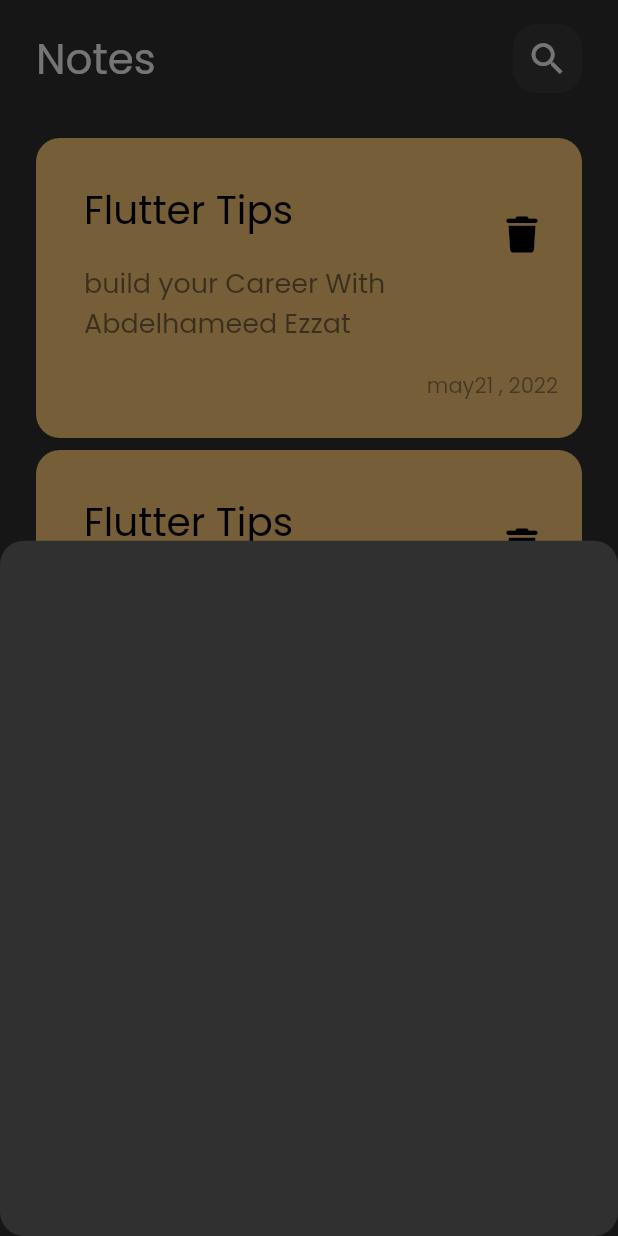
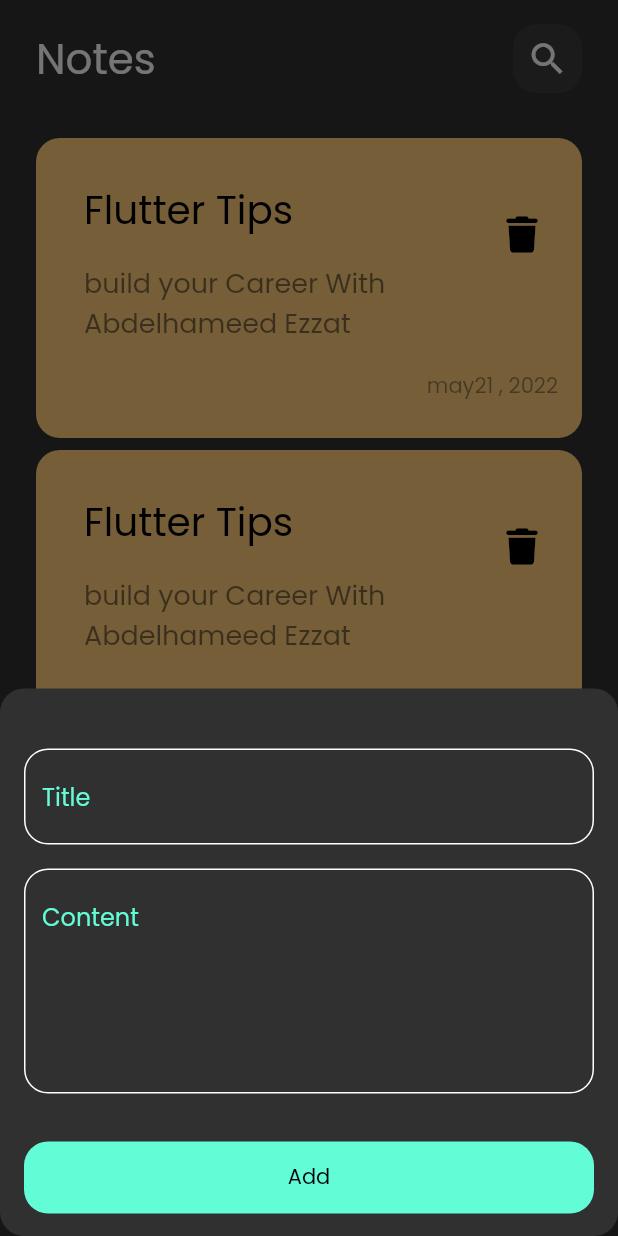
Before and after one commit to abdelhamedEzzat/Notes_app, a Flutter app: the screen it shows after launch, after a tap on the "add" icon, on a phone screen of 412 x 824 dp. Run offline on Flutter 3.47's test engine with Material 2 defaults, Android fonts, the phone set to English and light mode, and no system bars; our stand-ins replace font_awesome_flutter.

Commit message:
add custom text Filed and add custom bottom

```diff
--- a/lib/Views/Wigdets/add_model_bottomSheet.dart
+++ b/lib/Views/Wigdets/add_model_bottomSheet.dart
@@ -1,10 +1,37 @@
 import 'package:flutter/material.dart';
+import 'package:notes_app/Views/Wigdets/custom_Text_Filed.dart';
+import 'package:notes_app/Views/Wigdets/custom_bottom.dart';
 
 class AddNoteBottomSheet extends StatelessWidget {
   const AddNoteBottomSheet({super.key});
 
   @override
   Widget build(BuildContext context) {
-    return Container();
+    return const Padding(
+      padding: EdgeInsets.symmetric(horizontal: 16),
+      child: SingleChildScrollView(
+        child: Column(
+          children: [
+            SizedBox(
+              height: 40,
+            ),
+            CustomTextFiled(
+              hint: "Title",
+            ),
+            SizedBox(
+              height: 16,
+            ),
+            CustomTextFiled(hint: "Content", maxLine: 5),
+            SizedBox(
+              height: 32,
+            ),
+            CustomBottom(),
+            SizedBox(
+              height: 15,
+            ),
+          ],
+        ),
+      ),
+    );
   }
 }
--- /dev/null
+++ b/lib/Views/Wigdets/constant.dart
@@ -0,0 +1,3 @@
+import 'package:flutter/material.dart';
+
+const Color KprimaryColor = Color(0Xff62fcd7);
--- /dev/null
+++ b/lib/Views/Wigdets/custom_Text_Filed.dart
@@ -0,0 +1,26 @@
+import 'package:flutter/material.dart';
+import 'package:notes_app/Views/Wigdets/constant.dart';
+
+class CustomTextFiled extends StatelessWidget {
+  const CustomTextFiled({super.key, required this.hint, this.maxLine = 1});
+  final String hint;
+  final int maxLine;
+  @override
+  Widget build(BuildContext context) {
+    return TextFormField(
+        maxLines: maxLine,
+        cursorColor: KprimaryColor,
+        decoration: InputDecoration(
+            hintText: hint,
+            hintStyle: const TextStyle(
+              color: KprimaryColor,
+            ),
+            border: buildBorder(),
+            enabledBorder: buildBorder(),
+            focusedBorder: buildBorder(KprimaryColor)));
+  }
+
+  OutlineInputBorder buildBorder([color]) => OutlineInputBorder(
+      borderRadius: BorderRadius.circular(16),
+      borderSide: BorderSide(color: color ?? Colors.white));
+}
--- /dev/null
+++ b/lib/Views/Wigdets/custom_bottom.dart
@@ -0,0 +1,25 @@
+import 'package:flutter/material.dart';
+import 'package:notes_app/Views/Wigdets/constant.dart';
+
+class CustomBottom extends StatelessWidget {
+  const CustomBottom({super.key});
+
+  @override
+  Widget build(BuildContext context) {
+    return Container(
+      decoration: BoxDecoration(
+        borderRadius: BorderRadius.circular(16),
+        color: KprimaryColor,
+      ),
+      width: MediaQuery.of(context).size.width,
+      child: MaterialButton(
+        onPressed: () {},
+        child: const Center(
+            child: Text(
+          "Add",
+          style: TextStyle(color: Colors.black),
+        )),
+      ),
+    );
+  }
+}
```
